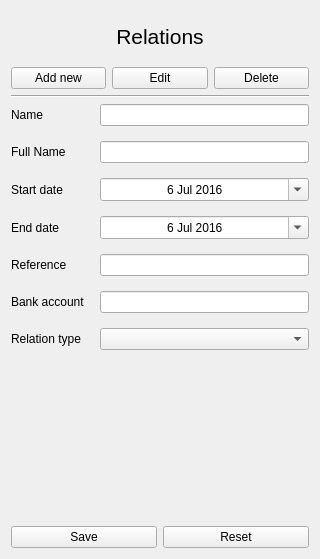
First picture: the form in MyQtness/ui/relation_form.ui, repository MazeFX/pat, before the edit.
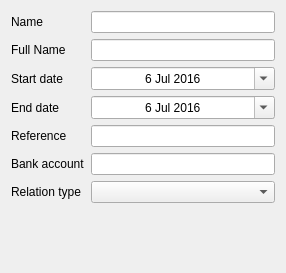
Second picture: the form after the edit.

Diff of the .ui file:
```diff
--- a/MyQtness/ui/relation_form.ui
+++ b/MyQtness/ui/relation_form.ui
@@ -6,87 +6,14 @@
    <rect>
     <x>0</x>
     <y>0</y>
-    <width>320</width>
-    <height>559</height>
+    <width>286</width>
+    <height>273</height>
    </rect>
   </property>
-  <property name="maximumSize">
-   <size>
-    <width>350</width>
-    <height>16777215</height>
-   </size>
-  </property>
   <property name="windowTitle">
    <string>Form</string>
   </property>
-  <property name="styleSheet">
-   <string notr="true"/>
-  </property>
-  <layout class="QVBoxLayout" name="verticalLayout">
-   <item>
-    <widget class="QLabel" name="titleLabel">
-     <property name="maximumSize">
-      <size>
-       <width>16777215</width>
-       <height>50</height>
-      </size>
-     </property>
-     <property name="font">
-      <font>
-       <pointsize>16</pointsize>
-      </font>
-     </property>
-     <property name="text">
-      <string>Relations</string>
-     </property>
-     <property name="alignment">
-      <set>Qt::AlignCenter</set>
-     </property>
-    </widget>
-   </item>
-   <item>
-    <layout class="QHBoxLayout" name="horizontalLayout_2">
-     <item>
-      <widget class="QPushButton" name="pushButtonAdd">
-       <property name="text">
-        <string>Add new</string>
-       </property>
-      </widget>
-     </item>
-     <item>
-      <widget class="QPushButton" name="pushButtonEdit">
-       <property name="text">
-        <string>Edit</string>
-       </property>
-      </widget>
-     </item>
-     <item>
-      <widget class="QPushButton" name="pushButtonDelete">
-       <property name="text">
-        <string>Delete</string>
-       </property>
-      </widget>
-     </item>
-    </layout>
-   </item>
-   <item>
-    <widget class="Line" name="line">
-     <property name="orientation">
-      <enum>Qt::Horizontal</enum>
-     </property>
-    </widget>
-   </item>
-   <item>
     <layout class="QFormLayout" name="formLayout">
-     <property name="horizontalSpacing">
-      <number>15</number>
-     </property>
-     <property name="verticalSpacing">
-      <number>15</number>
-     </property>
-     <property name="rightMargin">
-      <number>0</number>
-     </property>
      <item row="0" column="0">
       <widget class="QLabel" name="nameLabel">
        <property name="text">
@@ -232,45 +159,6 @@
      </item>
      <item row="6" column="1">
       <widget class="QComboBox" name="typeComboBox"/>
-     </item>
-    </layout>
-   </item>
-   <item>
-    <spacer name="horizontalSpacer">
-     <property name="orientation">
-      <enum>Qt::Horizontal</enum>
-     </property>
-     <property name="sizeType">
-      <enum>QSizePolicy::MinimumExpanding</enum>
-     </property>
-     <property name="sizeHint" stdset="0">
-      <size>
-       <width>40</width>
-       <height>50</height>
-      </size>
-     </property>
-    </spacer>
-   </item>
-   <item>
-    <layout class="QHBoxLayout" name="horizontalLayout">
-     <property name="sizeConstraint">
-      <enum>QLayout::SetMaximumSize</enum>
-     </property>
-     <item>
-      <widget class="QPushButton" name="pushButtonSave">
-       <property name="text">
-        <string>Save</string>
-       </property>
-      </widget>
-     </item>
-     <item>
-      <widget class="QPushButton" name="pushButtonReset">
-       <property name="text">
-        <string>Reset</string>
-       </property>
-      </widget>
-     </item>
-    </layout>
    </item>
   </layout>
  </widget>
```
Left out of the diff: 4 changed lines with no effect on the pictures. Lines whose indentation alone changed are shown as unchanged.
